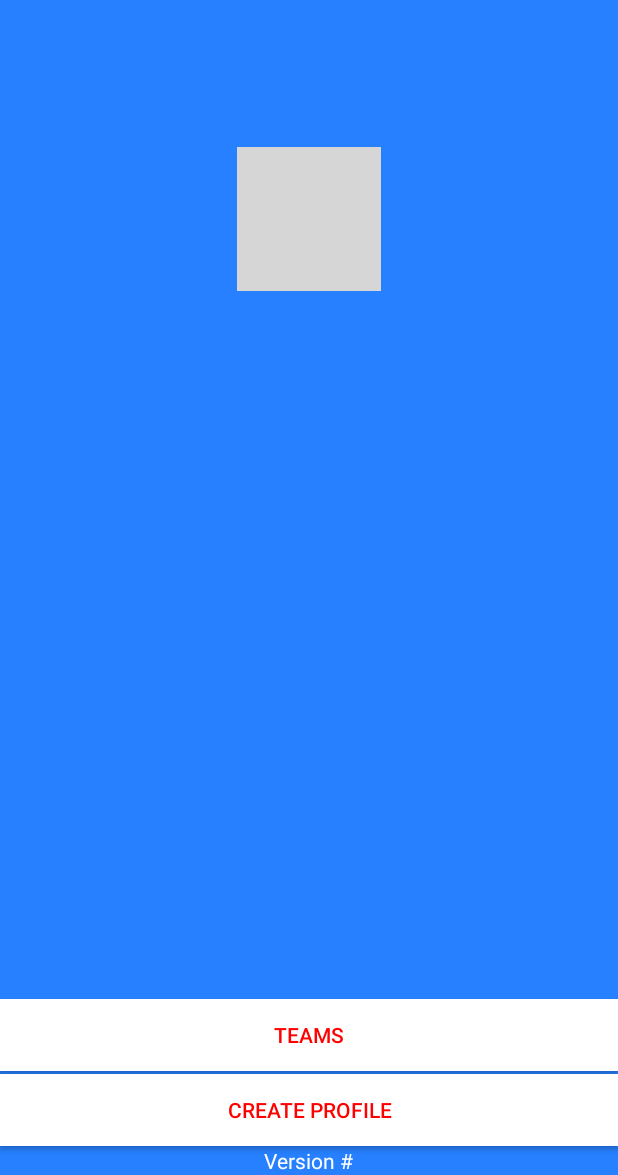
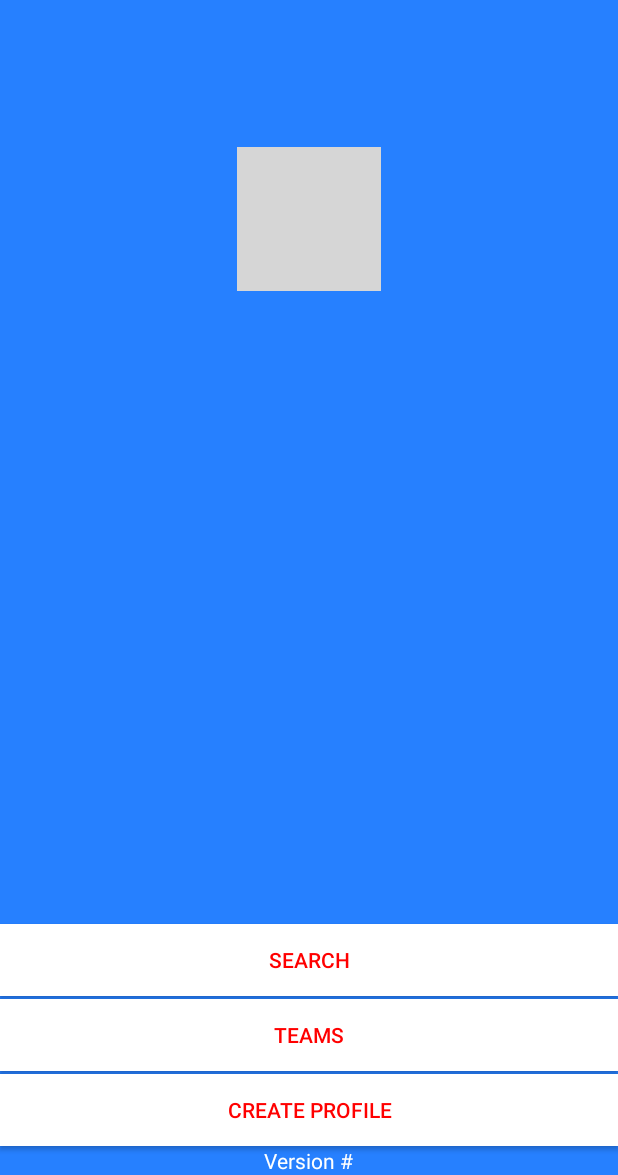
Before and after one commit to X-Cats/FirstBook, an Android app: the screen it shows after launch (LogInActivity), on a phone screen of 412 x 824 dp, the part 61-1236 px from its top. Run offline under Robolectric (Android 15) with nearby library versions, the phone set to English and light mode, and no system bars; grey boxes are pictures that could not be loaded.

Commit message:
Added a dropdown list of subteams on the profile creation page and added a search button and input but haven't added search function yet.

```diff
--- a/app/src/main/AndroidManifest.xml
+++ b/app/src/main/AndroidManifest.xml
@@ -21,6 +21,7 @@
         <activity android:name=".ViewSubTeamsActivity"/>
         <activity android:name=".ViewMembersActivity"/>
         <activity android:name=".ViewProfileActivity"/>
+        <activity android:name=".SearchActivity"/>
         <provider android:name=".Database.DirectoryProvider"
             android:authorities="com.xcats.firstbook.provider.Directory"/>
     </application>
--- a/app/src/main/java/com/xcats/firstbook/LogInActivity.java
+++ b/app/src/main/java/com/xcats/firstbook/LogInActivity.java
@@ -20,4 +20,8 @@ public class LogInActivity extends Activity {
         Intent viewTeams = new Intent(this,ViewTeamsActivity.class);
         this.startActivity(viewTeams);
     }
+    public void search(View view){
+        Intent search = new Intent(this, SearchActivity.class);
+        this.startActivity(search);
+    }
 }
--- a/app/src/main/res/layout/activity_log_in.xml
+++ b/app/src/main/res/layout/activity_log_in.xml
@@ -23,6 +23,20 @@
         android:layout_marginTop="98dp"
         android:layout_below="@+id/textView2"
         android:layout_centerHorizontal="true" />
+
+    <Button
+        android:layout_width="match_parent"
+        android:layout_height="wrap_content"
+        android:id="@+id/search_button"
+        android:layout_above="@+id/button1"
+        android:layout_marginBottom="2dp"
+        android:layout_alignParentLeft="true"
+        android:layout_alignParentStart="true"
+        android:text="Search"
+        android:background="@color/white"
+        android:textColor="@color/red"
+        android:onClick="search"/>
+
     <Button
         android:layout_width="match_parent"
         android:layout_height="wrap_content"
--- a/app/src/main/res/values/strings.xml
+++ b/app/src/main/res/values/strings.xml
@@ -10,5 +10,6 @@
         <item>Promotion</item>
         <item>Software</item>
         <item>Web</item>
+        <item>None</item>
     </string-array>
 </resources>
```
Also changed, not shown: app/src/main/java/com/xcats/firstbook/SearchActivity.java (added, +40 -0 lines), app/src/main/res/layout/activity_search.xml (added, +53 -0 lines).
